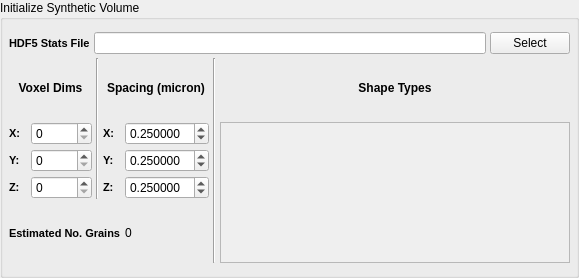
The window that Source/FilterWidgets/SyntheticBuilderFiltersWidgets/QInitializeSyntheticVolumeWidget.ui (BlueQuartzSoftware/DREAM3D) describes before a commit, drawn with Qt 5.
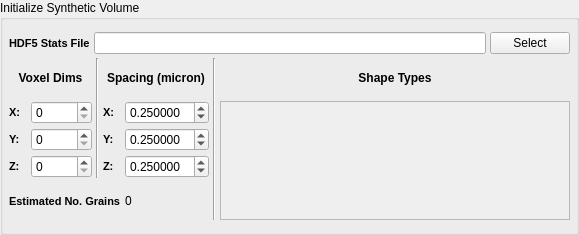
The same window after the commit. Custom widgets are drawn as their Qt base class.

Commit message: Fixing documentation file. Fixing bug in GUI where the Y and Z resolution spin boxes were reversed.

What changed in the file:
```diff
--- a/Source/FilterWidgets/SyntheticBuilderFiltersWidgets/QInitializeSyntheticVolumeWidget.ui
+++ b/Source/FilterWidgets/SyntheticBuilderFiltersWidgets/QInitializeSyntheticVolumeWidget.ui
@@ -7,7 +7,7 @@
     <x>0</x>
     <y>0</y>
     <width>579</width>
-    <height>278</height>
+    <height>235</height>
    </rect>
   </property>
   <property name="windowTitle">
@@ -150,19 +150,6 @@
       </widget>
      </item>
      <item row="2" column="4">
-      <widget class="QDoubleSpinBox" name="m_ZResolution">
-       <property name="decimals">
-        <number>6</number>
-       </property>
-       <property name="singleStep">
-        <double>0.250000000000000</double>
-       </property>
-       <property name="value">
-        <double>0.250000000000000</double>
-       </property>
-      </widget>
-     </item>
-     <item row="3" column="4">
       <widget class="QDoubleSpinBox" name="m_YResolution">
        <property name="decimals">
         <number>6</number>
@@ -175,6 +162,19 @@
        </property>
       </widget>
      </item>
+     <item row="3" column="4">
+      <widget class="QDoubleSpinBox" name="m_ZResolution">
+       <property name="decimals">
+        <number>6</number>
+       </property>
+       <property name="singleStep">
+        <double>0.250000000000000</double>
+       </property>
+       <property name="value">
+        <double>0.250000000000000</double>
+       </property>
+      </widget>
+     </item>
      <item row="1" column="6" rowspan="4">
       <widget class="QScrollArea" name="m_ShapeTypeScrollArea">
        <property name="minimumSize">
```
Left out of the diff: 13 changed lines with no effect on the pictures. The commit also changes 1 other file.
